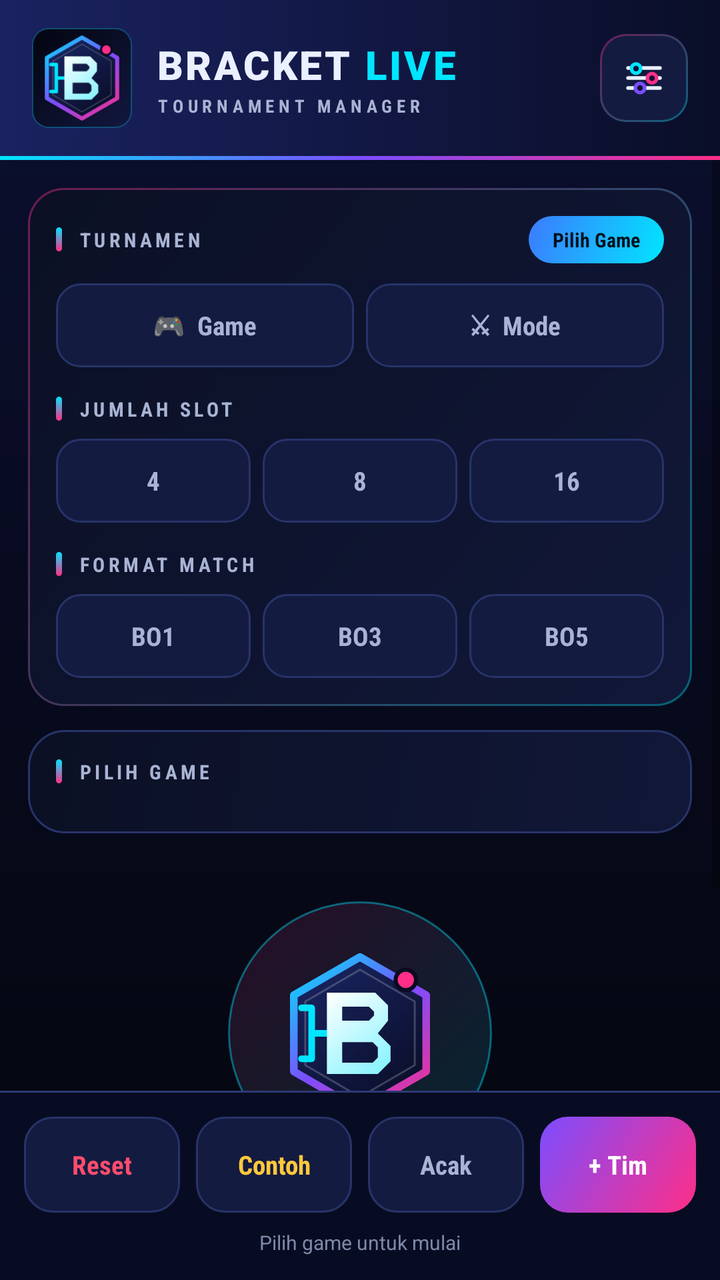
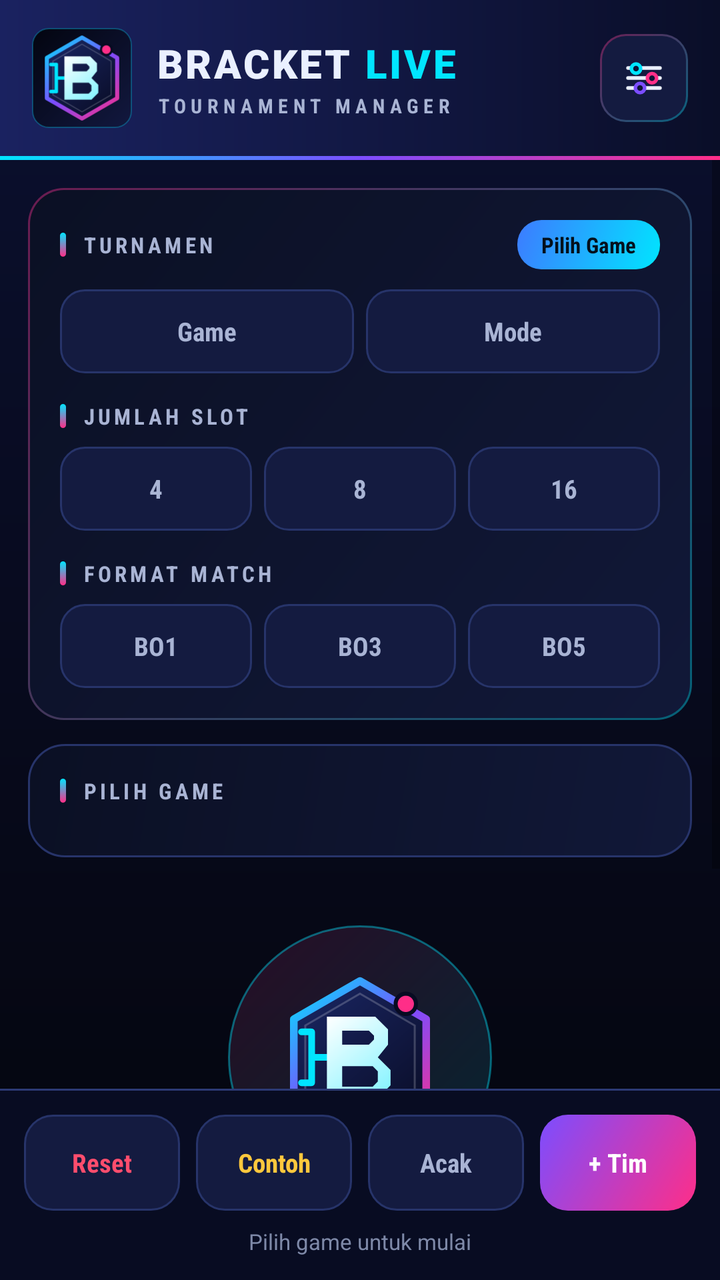

An Android layout rendered at two revisions. The XML below is the earlier revision; the diff shows what the commit changed to produce the second picture.
<!-- AndroidManifest.xml: application theme Theme.BracketLive -->
<!-- res/layout/activity_main.xml -->
<?xml version="1.0" encoding="utf-8"?>
<LinearLayout xmlns:android="http://schemas.android.com/apk/res/android"
    xmlns:app="http://schemas.android.com/apk/res-auto"
    android:layout_width="match_parent"
    android:layout_height="match_parent"
    android:orientation="vertical"
    android:background="@drawable/bg_main">

    
    <LinearLayout
        android:layout_width="match_parent"
        android:layout_height="wrap_content"
        android:orientation="horizontal"
        android:gravity="center_vertical"
        android:paddingStart="16dp"
        android:paddingEnd="16dp"
        android:paddingTop="14dp"
        android:paddingBottom="14dp"
        android:background="@drawable/bg_header">

        <ImageView
            android:layout_width="50dp"
            android:layout_height="50dp"
            android:src="@drawable/ic_logo"
            android:contentDescription="Bracket Live" />

        <LinearLayout
            android:layout_width="0dp"
            android:layout_height="wrap_content"
            android:layout_weight="1"
            android:layout_marginStart="12dp"
            android:orientation="vertical">

            <LinearLayout
                android:layout_width="wrap_content"
                android:layout_height="wrap_content"
                android:orientation="horizontal"
                android:gravity="center_vertical">

                <TextView
                    android:layout_width="wrap_content"
                    android:layout_height="wrap_content"
                    android:text="BRACKET"
                    android:textColor="@color/text"
                    android:textSize="20sp"
                    android:fontFamily="sans-serif-black"
                    android:letterSpacing="0.06" />

                <TextView
                    android:id="@+id/tvTitleLive"
                    android:layout_width="wrap_content"
                    android:layout_height="wrap_content"
                    android:layout_marginStart="6dp"
                    android:text="LIVE"
                    android:textColor="?attr/blAccent1"
                    android:textSize="20sp"
                    android:fontFamily="sans-serif-black"
                    android:letterSpacing="0.06" />
            </LinearLayout>

            <TextView
                android:layout_width="wrap_content"
                android:layout_height="wrap_content"
                android:layout_marginTop="1dp"
                android:text="TOURNAMENT MANAGER"
                android:textColor="@color/muted_light"
                android:textSize="9sp"
                android:textStyle="bold"
                android:fontFamily="sans-serif-condensed"
                android:letterSpacing="0.25" />
        </LinearLayout>

        <ImageView
            android:id="@+id/btnSettings"
            android:layout_width="44dp"
            android:layout_height="44dp"
            android:padding="10dp"
            android:src="@drawable/ic_settings"
            android:background="@drawable/bg_icon_btn"
            android:contentDescription="Pengaturan" />
    </LinearLayout>

    <View
        android:layout_width="match_parent"
        android:layout_height="2dp"
        android:background="@drawable/bg_neon_line" />

    
    <ScrollView
        android:layout_width="match_parent"
        android:layout_height="0dp"
        android:layout_weight="1"
        android:fillViewport="true">

        <LinearLayout
            android:layout_width="match_parent"
            android:layout_height="wrap_content"
            android:id="@+id/contentContainer"
            android:orientation="vertical"
            android:animateLayoutChanges="true"
            android:padding="14dp">

            
            <LinearLayout
                android:layout_width="match_parent"
                android:layout_height="wrap_content"
                android:orientation="vertical"
                android:padding="14dp"
                android:background="@drawable/bg_card_neon"
                android:layout_marginBottom="12dp">

                <LinearLayout
                    android:layout_width="match_parent"
                    android:layout_height="wrap_content"
                    android:orientation="horizontal"
                    android:gravity="center_vertical">

                    <TextView
                        style="@style/SectionLabel"
                        android:layout_width="0dp"
                        android:layout_weight="1"
                        android:text="TURNAMEN" />

                    <TextView
                        android:id="@+id/tvGameTag"
                        android:layout_width="wrap_content"
                        android:layout_height="wrap_content"
                        android:paddingStart="12dp"
                        android:paddingEnd="12dp"
                        android:paddingTop="5dp"
                        android:paddingBottom="5dp"
                        android:text="Pilih Game"
                        android:textColor="@color/on_accent"
                        android:textSize="10sp"
                        android:textStyle="bold"
                        android:fontFamily="sans-serif-condensed"
                        android:background="@drawable/bg_chip_active" />
                </LinearLayout>

                <LinearLayout
                    android:layout_width="match_parent"
                    android:layout_height="wrap_content"
                    android:layout_marginTop="10dp"
                    android:orientation="horizontal">

                    <TextView android:id="@+id/btnGame" style="@style/SegBtn" android:text="🎮  Game" />
                    <TextView android:id="@+id/btnMode" style="@style/SegBtn" android:text="⚔  Mode" android:layout_marginEnd="0dp" />
                </LinearLayout>

                <TextView
                    style="@style/SectionLabel"
                    android:layout_marginTop="14dp"
                    android:text="JUMLAH SLOT" />

                <LinearLayout
                    android:layout_width="match_parent"
                    android:layout_height="wrap_content"
                    android:layout_marginTop="8dp"
                    android:orientation="horizontal">

                    <TextView android:id="@+id/btnSize4" style="@style/SegBtn" android:text="4" />
                    <TextView android:id="@+id/btnSize8" style="@style/SegBtn" android:text="8" />
                    <TextView android:id="@+id/btnSize16" style="@style/SegBtn" android:text="16" android:layout_marginEnd="0dp" />
                </LinearLayout>

                <TextView
                    style="@style/SectionLabel"
                    android:layout_marginTop="14dp"
                    android:text="FORMAT MATCH" />

                <LinearLayout
                    android:layout_width="match_parent"
                    android:layout_height="wrap_content"
                    android:layout_marginTop="8dp"
                    android:orientation="horizontal">

                    <TextView android:id="@+id/btnBO1" style="@style/SegBtn" android:text="BO1" />
                    <TextView android:id="@+id/btnBO3" style="@style/SegBtn" android:text="BO3" />
                    <TextView android:id="@+id/btnBO5" style="@style/SegBtn" android:text="BO5" android:layout_marginEnd="0dp" />
                </LinearLayout>
            </LinearLayout>

            
            <LinearLayout
                android:id="@+id/panelGame"
                android:layout_width="match_parent"
                android:layout_height="wrap_content"
                android:orientation="vertical"
                android:padding="14dp"
                android:background="@drawable/bg_card"
                android:layout_marginBottom="12dp">

                <TextView
                    style="@style/SectionLabel"
                    android:layout_marginBottom="10dp"
                    android:text="PILIH GAME" />

                <GridLayout
                    android:id="@+id/gridGames"
                    android:layout_width="match_parent"
                    android:layout_height="wrap_content"
                    android:columnCount="2" />
            </LinearLayout>

            
            <LinearLayout
                android:id="@+id/panelMode"
                android:layout_width="match_parent"
                android:layout_height="wrap_content"
                android:orientation="vertical"
                android:padding="14dp"
                android:background="@drawable/bg_card"
                android:visibility="gone"
                android:layout_marginBottom="12dp">

                <TextView
                    style="@style/SectionLabel"
                    android:layout_marginBottom="10dp"
                    android:text="PILIH MODE" />

                <GridLayout
                    android:id="@+id/gridModes"
                    android:layout_width="match_parent"
                    android:layout_height="wrap_content"
                    android:columnCount="2" />
            </LinearLayout>

            
            <LinearLayout
                android:id="@+id/emptyState"
                android:layout_width="match_parent"
                android:layout_height="wrap_content"
                android:orientation="vertical"
                android:gravity="center_horizontal"
                android:paddingTop="22dp"
                android:paddingBottom="22dp">

                <FrameLayout
                    android:layout_width="132dp"
                    android:layout_height="132dp"
                    android:background="@drawable/bg_empty_ring">

                    <ImageView
                        android:layout_width="84dp"
                        android:layout_height="84dp"
                        android:layout_gravity="center"
                        android:src="@drawable/ic_logo_mark"
                        android:contentDescription="Bracket Live" />
                </FrameLayout>

                <TextView
                    android:layout_width="wrap_content"
                    android:layout_height="wrap_content"
                    android:layout_marginTop="16dp"
                    android:text="SIAP BERTANDING?"
                    android:textColor="@color/text"
                    android:textSize="16sp"
                    android:fontFamily="sans-serif-black"
                    android:letterSpacing="0.1" />

                <TextView
                    android:layout_width="wrap_content"
                    android:layout_height="wrap_content"
                    android:layout_marginTop="4dp"
                    android:gravity="center"
                    android:text="Pilih game &amp; mode untuk membuat bracket turnamen"
                    android:textColor="@color/muted"
                    android:textSize="11sp" />
            </LinearLayout>

            
            <LinearLayout
                android:id="@+id/teamList"
                android:layout_width="match_parent"
                android:layout_height="wrap_content"
                android:animateLayoutChanges="true"
                android:orientation="vertical"
                android:visibility="gone" />

            
            <HorizontalScrollView
                android:id="@+id/bracketScroll"
                android:layout_width="match_parent"
                android:layout_height="wrap_content"
                android:visibility="gone"
                android:scrollbars="none">

                <LinearLayout
                    android:id="@+id/bracketContainer"
                    android:layout_width="wrap_content"
                    android:layout_height="wrap_content"
                    android:orientation="horizontal"
                    android:paddingBottom="8dp" />
            </HorizontalScrollView>

            
            <LinearLayout
                android:id="@+id/champBox"
                android:layout_width="match_parent"
                android:layout_height="wrap_content"
                android:orientation="vertical"
                android:gravity="center"
                android:padding="20dp"
                android:background="@drawable/bg_champ"
                android:visibility="gone"
                android:layout_marginTop="12dp">

                <TextView
                    style="@style/SectionLabel"
                    android:textColor="@color/gold"
                    android:text="🏆  JUARA" />

                <TextView
                    android:id="@+id/tvChampion"
                    android:layout_width="wrap_content"
                    android:layout_height="wrap_content"
                    android:text="—"
                    android:textColor="#FFFFFF"
                    android:textSize="24sp"
                    android:textStyle="bold"
                    android:layout_marginTop="6dp" />

                <TextView
                    android:id="@+id/btnCert"
                    android:layout_width="wrap_content"
                    android:layout_height="wrap_content"
                    android:layout_marginTop="14dp"
                    android:paddingStart="24dp"
                    android:paddingEnd="24dp"
                    android:paddingTop="12dp"
                    android:paddingBottom="12dp"
                    android:text="Buat Sertifikat"
                    android:textColor="#FFFFFF"
                    android:textStyle="bold"
                    android:textSize="12sp"
                    android:background="@drawable/bg_btn_primary"
                    android:visibility="gone" />
            </LinearLayout>
        </LinearLayout>
    </ScrollView>

    <View
        android:layout_width="match_parent"
        android:layout_height="1dp"
        android:background="#2C3A75" />

    
    <LinearLayout
        android:layout_width="match_parent"
        android:layout_height="wrap_content"
        android:orientation="vertical"
        android:padding="12dp"
        android:background="#080C22">

        <LinearLayout
            android:layout_width="match_parent"
            android:layout_height="wrap_content"
            android:orientation="horizontal">

            <TextView android:id="@+id/btnReset" style="@style/ActionBtn" android:text="Reset" android:background="@drawable/bg_btn_gray" android:textColor="@color/red"/>
            <TextView android:id="@+id/btnFill" style="@style/ActionBtn" android:text="Contoh" android:background="@drawable/bg_btn_gray" android:textColor="@color/gold"/>
            <TextView android:id="@+id/btnShuffle" style="@style/ActionBtn" android:text="Acak" android:background="@drawable/bg_btn_gray" android:textColor="@color/muted_light"/>
            <TextView android:id="@+id/btnAdd" style="@style/ActionBtn" android:text="+ Tim" android:background="@drawable/bg_btn_primary" android:textColor="#FFFFFF" android:layout_marginEnd="0dp"/>
        </LinearLayout>

        <TextView
            android:id="@+id/tvStatus"
            android:layout_width="match_parent"
            android:layout_height="wrap_content"
            android:gravity="center"
            android:text="Pilih game untuk mulai"
            android:textColor="@color/muted"
            android:textSize="10sp"
            android:layout_marginTop="8dp" />

    </LinearLayout>
</LinearLayout>
<!-- resources referenced by this layout -->
<resources>
  <color name="gold">#FFC83D</color>
  <color name="muted">#7E89A8</color>
  <color name="muted_light">#A9B4D4</color>
  <color name="on_accent">#04101C</color>
  <color name="red">#FF4D6D</color>
  <color name="text">#EAF0FF</color>
  <!-- drawable bg_btn_gray (drawable) -->
  <?xml version="1.0" encoding="utf-8"?>
  <shape xmlns:android="http://schemas.android.com/apk/res/android" android:shape="rectangle">
      <solid android:color="?attr/blSurface2"/>
      <corners android:radius="14dp"/>
      <stroke android:width="1dp" android:color="?attr/blStroke"/>
  </shape>
  <!-- drawable bg_btn_primary (drawable) -->
  <?xml version="1.0" encoding="utf-8"?>
  <shape xmlns:android="http://schemas.android.com/apk/res/android" android:shape="rectangle">
      <gradient android:startColor="?attr/blAccent2" android:endColor="?attr/blAccent3" android:angle="135"/>
      <corners android:radius="14dp"/>
  </shape>
  <!-- drawable bg_champ (drawable) -->
  <?xml version="1.0" encoding="utf-8"?>
  <shape xmlns:android="http://schemas.android.com/apk/res/android" android:shape="rectangle">
      <gradient android:startColor="#33FFC83D" android:endColor="#14FF2E88" android:angle="145"/>
      <corners android:radius="16dp"/>
      <stroke android:width="1dp" android:color="#66FFC83D"/>
  </shape>
  <!-- drawable bg_chip_active (drawable) -->
  <?xml version="1.0" encoding="utf-8"?>
  <shape xmlns:android="http://schemas.android.com/apk/res/android" android:shape="rectangle">
      <gradient android:startColor="?attr/blAccent1" android:endColor="?attr/blAccent1B" android:angle="135"/>
      <corners android:radius="12dp"/>
  </shape>
  <!-- drawable bg_empty_ring (drawable) -->
  <?xml version="1.0" encoding="utf-8"?>
  <shape xmlns:android="http://schemas.android.com/apk/res/android" android:shape="oval">
      <gradient android:startColor="?attr/blAccent1S" android:endColor="?attr/blAccent2S" android:angle="135"/>
      <stroke android:width="1dp" android:color="?attr/blAccent1A"/>
  </shape>
  <!-- drawable bg_header (drawable) -->
  <?xml version="1.0" encoding="utf-8"?>
  <shape xmlns:android="http://schemas.android.com/apk/res/android" android:shape="rectangle">
      <gradient android:startColor="?attr/blHeader1" android:endColor="?attr/blHeader2" android:angle="0"/>
  </shape>
  <!-- drawable bg_main (drawable) -->
  <?xml version="1.0" encoding="utf-8"?>
  <shape xmlns:android="http://schemas.android.com/apk/res/android" android:shape="rectangle">
      <gradient android:startColor="?attr/blBg1" android:endColor="?attr/blBg2" android:angle="270"/>
  </shape>
  <!-- drawable bg_neon_line (drawable) -->
  <?xml version="1.0" encoding="utf-8"?>
  <shape xmlns:android="http://schemas.android.com/apk/res/android" android:shape="rectangle">
      <gradient android:startColor="?attr/blAccent1" android:centerColor="?attr/blAccent3" android:endColor="?attr/blAccent2" android:angle="0"/>
  </shape>
  <style name="SectionLabel">
          <item name="android:layout_width">wrap_content</item>
          <item name="android:layout_height">wrap_content</item>
          <item name="android:textColor">@color/muted_light</item>
          <item name="android:textSize">10sp</item>
          <item name="android:textStyle">bold</item>
          <item name="android:fontFamily">sans-serif-condensed</item>
          <item name="android:letterSpacing">0.18</item>
          <item name="android:drawableStart">@drawable/bg_label_bar</item>
          <item name="android:drawablePadding">8dp</item>
      </style>
  <!-- drawable bg_chip (drawable) -->
  <?xml version="1.0" encoding="utf-8"?>
  <shape xmlns:android="http://schemas.android.com/apk/res/android" android:shape="rectangle">
      <solid android:color="?attr/blSurface2"/>
      <corners android:radius="12dp"/>
      <stroke android:width="1dp" android:color="?attr/blStroke"/>
  </shape>
  <!-- unchanged entries left out for length: 11 -->
</resources>

<!-- the commit's change to res/layout/activity_main.xml (unified diff, before → after) -->
@@ -64,7 +64,7 @@
                 android:layout_marginTop="1dp"
                 android:text="TOURNAMENT MANAGER"
                 android:textColor="@color/muted_light"
-                android:textSize="9sp"
+                android:textSize="10sp"
                 android:textStyle="bold"
                 android:fontFamily="sans-serif-condensed"
                 android:letterSpacing="0.25" />
@@ -105,7 +105,7 @@
                 android:layout_width="match_parent"
                 android:layout_height="wrap_content"
                 android:orientation="vertical"
-                android:padding="14dp"
+                android:padding="16dp"
                 android:background="@drawable/bg_card_neon"
                 android:layout_marginBottom="12dp">
 
@@ -131,7 +131,7 @@
                         android:paddingBottom="5dp"
                         android:text="Pilih Game"
                         android:textColor="@color/on_accent"
-                        android:textSize="10sp"
+                        android:textSize="11sp"
                         android:textStyle="bold"
                         android:fontFamily="sans-serif-condensed"
                         android:background="@drawable/bg_chip_active" />
@@ -143,8 +143,8 @@
                     android:layout_marginTop="10dp"
                     android:orientation="horizontal">
 
-                    <TextView android:id="@+id/btnGame" style="@style/SegBtn" android:text="🎮  Game" />
-                    <TextView android:id="@+id/btnMode" style="@style/SegBtn" android:text="⚔  Mode" android:layout_marginEnd="0dp" />
+                    <TextView android:id="@+id/btnGame" style="@style/SegBtn" android:text="Game" />
+                    <TextView android:id="@+id/btnMode" style="@style/SegBtn" android:text="Mode" android:layout_marginEnd="0dp" />
                 </LinearLayout>
 
                 <TextView
@@ -186,7 +186,7 @@
                 android:layout_width="match_parent"
                 android:layout_height="wrap_content"
                 android:orientation="vertical"
-                android:padding="14dp"
+                android:padding="16dp"
                 android:background="@drawable/bg_card"
                 android:layout_marginBottom="12dp">
 
@@ -208,7 +208,7 @@
                 android:layout_width="match_parent"
                 android:layout_height="wrap_content"
                 android:orientation="vertical"
-                android:padding="14dp"
+                android:padding="16dp"
                 android:background="@drawable/bg_card"
                 android:visibility="gone"
                 android:layout_marginBottom="12dp">
@@ -265,7 +265,7 @@
                     android:gravity="center"
                     android:text="Pilih game &amp; mode untuk membuat bracket turnamen"
                     android:textColor="@color/muted"
-                    android:textSize="11sp" />
+                    android:textSize="12sp" />
             </LinearLayout>
 
             
@@ -370,7 +370,9 @@
             android:gravity="center"
             android:text="Pilih game untuk mulai"
             android:textColor="@color/muted"
-            android:textSize="10sp"
+            android:textSize="11sp"
+            android:maxLines="2"
+            android:ellipsize="end"
             android:layout_marginTop="8dp" />
 
     </LinearLayout>
<!-- resource entries referenced after the edit -->
@@ -57,10 +57,10 @@
           <item name="android:layout_width">wrap_content</item>
           <item name="android:layout_height">wrap_content</item>
           <item name="android:textColor">@color/muted_light</item>
-          <item name="android:textSize">10sp</item>
+          <item name="android:textSize">11sp</item>
           <item name="android:textStyle">bold</item>
           <item name="android:fontFamily">sans-serif-condensed</item>
-          <item name="android:letterSpacing">0.18</item>
+          <item name="android:letterSpacing">0.16</item>
           <item name="android:drawableStart">@drawable/bg_label_bar</item>
           <item name="android:drawablePadding">8dp</item>
       </style>
